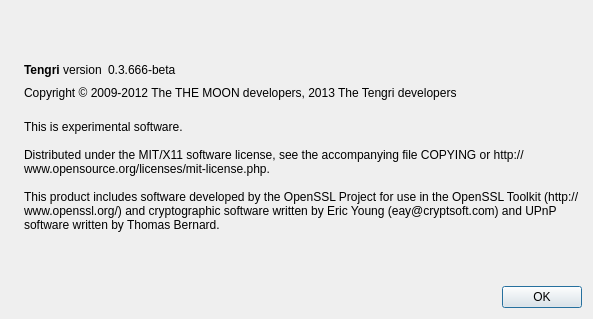
First picture: the form in src/qt/forms/aboutdialog.ui, repository cereipay/tengri, before the edit.
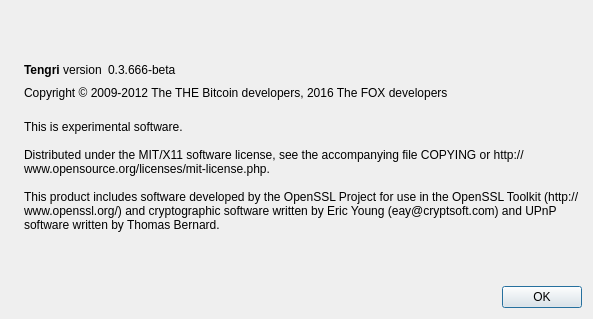
Second picture: the form after the edit. Icons and pictures are not drawn.

```diff
--- a/src/qt/forms/aboutdialog.ui
+++ b/src/qt/forms/aboutdialog.ui
@@ -91,7 +91,7 @@
         <cursorShape>IBeamCursor</cursorShape>
        </property>
        <property name="text">
-        <string>Copyright © 2009-2012 The THE MOON developers, 2013 The Tengri developers</string>
+        <string>Copyright © 2009-2012 The THE Bitcoin developers, 2016 The FOX developers</string>
        </property>
        <property name="textInteractionFlags">
         <set>Qt::LinksAccessibleByMouse|Qt::TextSelectableByKeyboard|Qt::TextSelectableByMouse</set>
```
